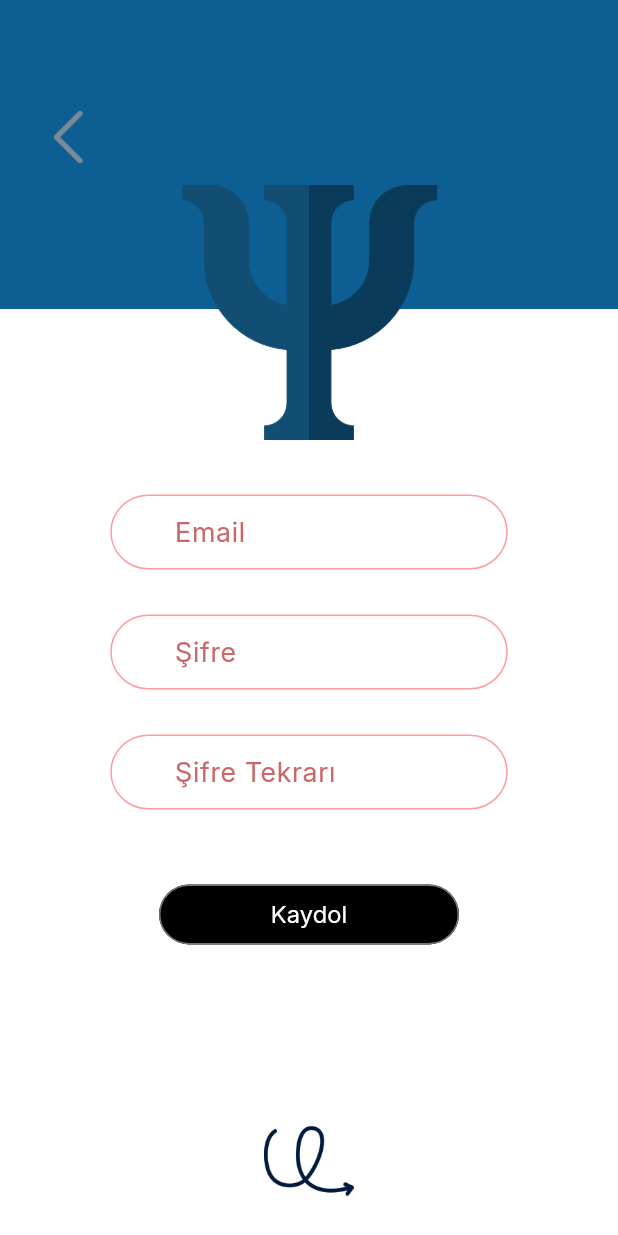
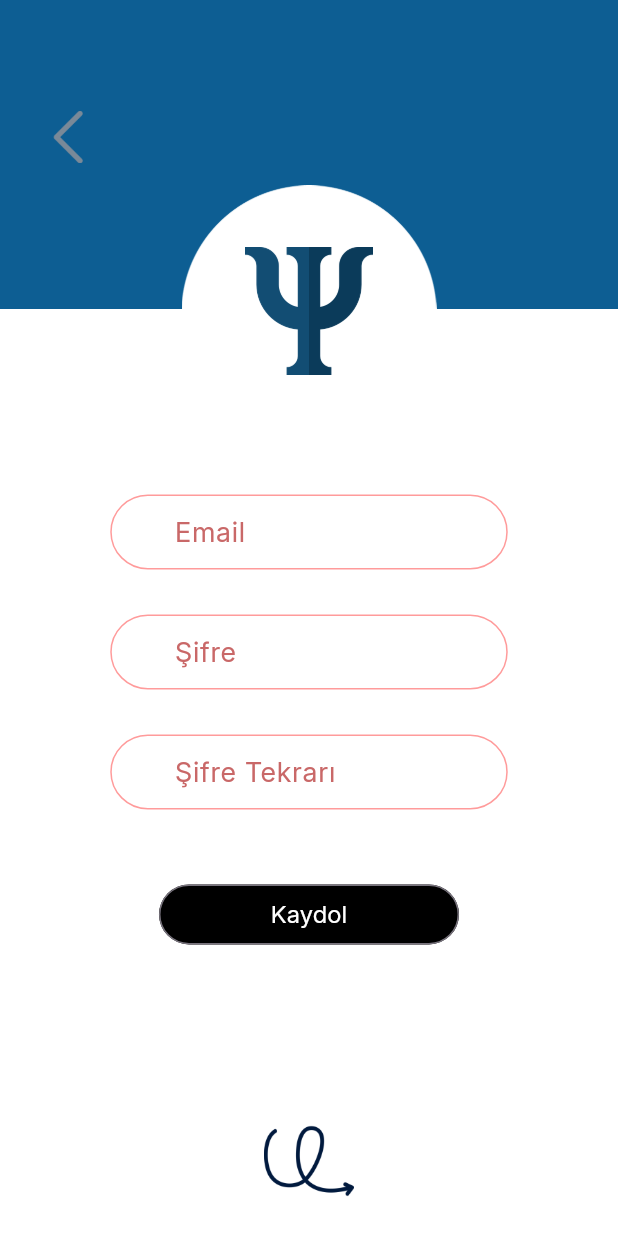
Before and after one commit to tugba0278/Benle-Kal, a Flutter app: the RegisterPsychologistPage screen opened by its route, on a phone screen of 412 x 824 dp. Run offline on Flutter 3.47's test engine with Material 3 defaults, Android fonts, the light colour scheme and no system bars; our stand-ins replace firebase_core; accounts and stored records are empty.

Commit message:
psycholog register page' logo updated

```diff
--- a/lib/pages/login_psychologist_page.dart
+++ b/lib/pages/login_psychologist_page.dart
@@ -80,6 +80,7 @@ class _LoginPsychologistPageState extends State<LoginPsychologistPage> {
                 )
               ],
             ),
+            //logo
             Stack(
               children: [
                 loginLogoContainer.buildContainer(context),
--- a/lib/pages/register_psychologist_page.dart
+++ b/lib/pages/register_psychologist_page.dart
@@ -33,8 +33,8 @@ class _RegisterPsychologistPageState extends State<RegisterPsychologistPage> {
   Widget build(BuildContext context) {
     Container1 container1 = Container1();
     Container2 container2 = Container2();
-    LogoContainer registerLogoContainer =
-        LogoContainer(imagePath: 'lib/assets/images/psycholog-logo.png');
+    LogoContainer registerLogoContainer = LogoContainer(
+        imagePath: 'lib/assets/images/psycholog-logo-ellipse.png');
 
     return Scaffold(
       backgroundColor: Colors.white,
@@ -67,8 +67,20 @@ class _RegisterPsychologistPageState extends State<RegisterPsychologistPage> {
                 container2.buildContainer(context),
               ],
             ),
-            //logo container
-            registerLogoContainer.buildContainer(context),
+            //logo
+            Stack(
+              children: [
+                registerLogoContainer.buildContainer(context),
+                Align(
+                  alignment: Alignment.topCenter,
+                  child: Padding(
+                    padding: EdgeInsets.only(
+                        top: MediaQuery.of(context).size.height * 0.2),
+                    child: psychologLogoStyle,
+                  ),
+                )
+              ],
+            ),
 
             //input text ve button
             Center(
@@ -131,11 +143,11 @@ class _RegisterPsychologistPageState extends State<RegisterPsychologistPage> {
                           height: 40,
                           child: OutlinedButton(
                             onPressed: () {},
-                            child: Text(
+                            style: logRegButtonStyle,
+                            child: const Text(
                               'Kaydol',
                               style: logRegTextStyle,
                             ),
-                            style: logRegButtonStyle,
                           ),
                         ),
                       ],
```
